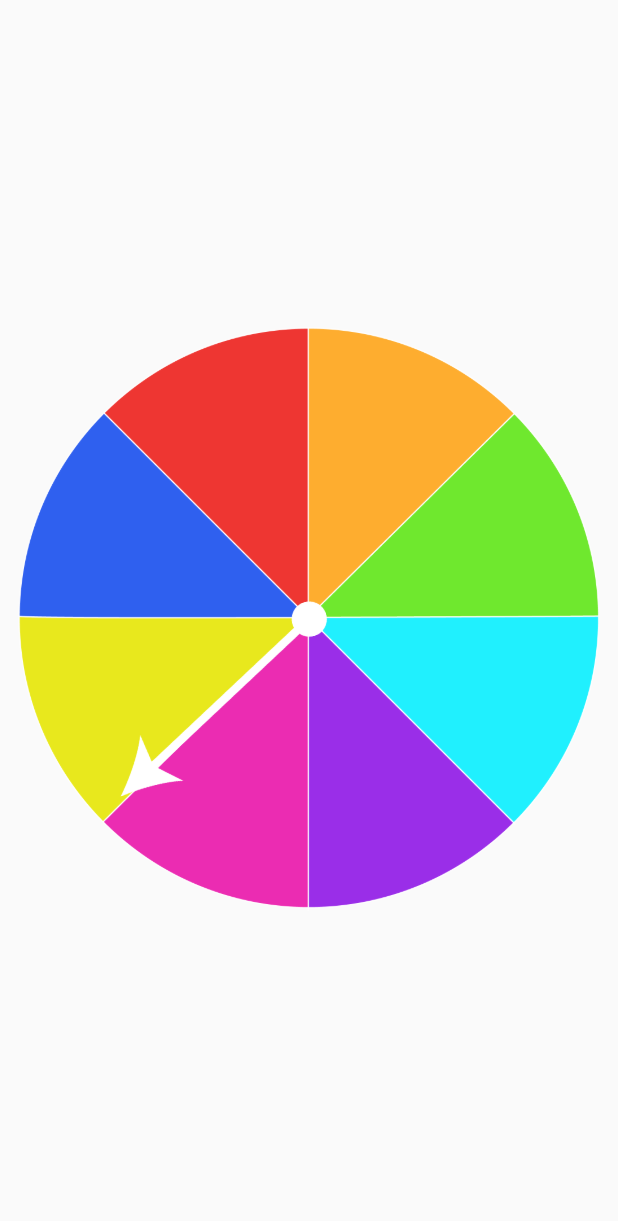
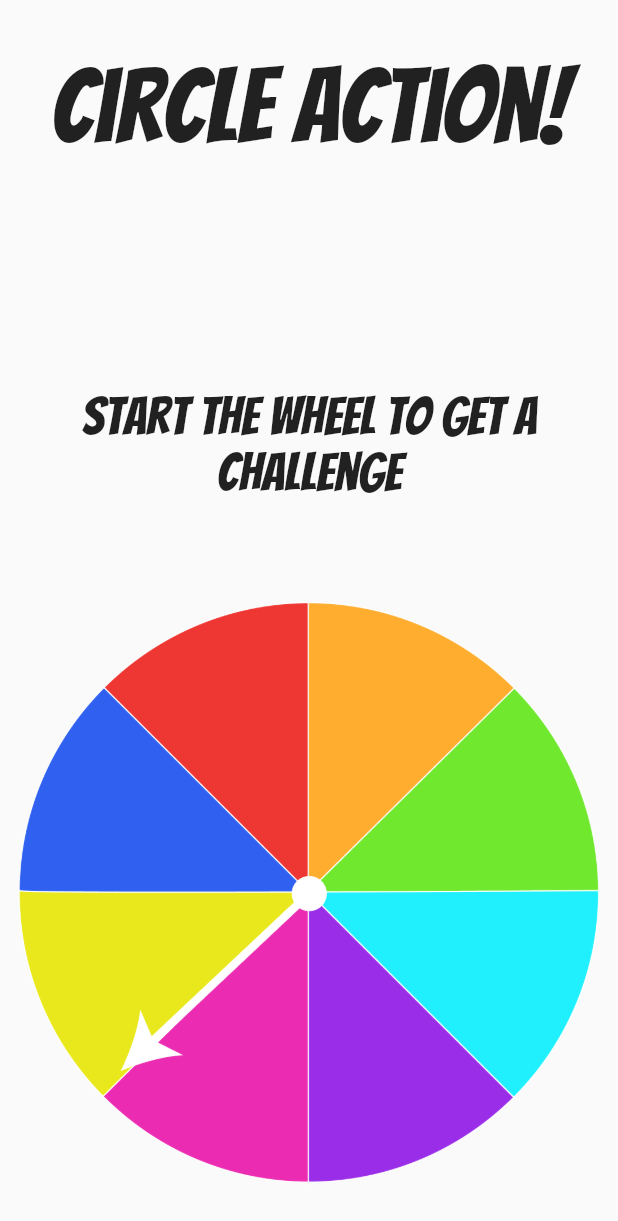
Before and after one commit to MarcelALng/Circle_Action_2021, a Flutter app: the screen it shows after launch, on a phone screen of 412 x 824 dp. Shown: the top 1221 px of the screen. Run offline on Flutter 3.47's test engine with Material 2 defaults, Android fonts, the light colour scheme and no system bars; our stand-ins replace google_fonts.

Commit message:
[Screen Home] add text ok

```diff
--- a/lib/screens/home_screen.dart
+++ b/lib/screens/home_screen.dart
@@ -1,5 +1,6 @@
 import 'package:circle_action2021/controllers/action_controller.dart';
 import 'package:flutter/material.dart';
+import 'package:google_fonts/google_fonts.dart';
 
 class HomeScreen extends StatefulWidget {
   HomeScreen({Key key}) : super(key: key);
@@ -33,15 +34,30 @@ class _HomeScreenState extends State<HomeScreen>
   @override
   Widget build(BuildContext context) {
     return Scaffold(
-      body: Container(
+      body: Column(
+        mainAxisAlignment: MainAxisAlignment.spaceAround,
+        children: [
+          Text(
+            "Circle Action!",
+            style: GoogleFonts.bangers(fontSize: 70.0),
+          ),
+          SizedBox(
+            height: 20.0,
+          ),
+          Text(
+            "Start the wheel to get a challenge",
+            style: GoogleFonts.bangers(fontSize: 35.0),
+            textAlign: TextAlign.center,
+          ),
+          Container(
             alignment: Alignment.center,
             margin: EdgeInsets.symmetric(horizontal: 10.0),
             child: Stack(
               children: <Widget>[
                 Image.asset('assets/wheel.png'),
                 RotationTransition(
-              turns:
-                  Tween(begin: _animBegin, end: _animEnd).animate(_animation),
+                  turns: Tween(begin: _animBegin, end: _animEnd)
+                      .animate(_animation),
                   child: GestureDetector(
                     onTap: () {
                       _animationController.forward();
@@ -64,6 +80,8 @@ class _HomeScreenState extends State<HomeScreen>
               ],
             ),
           ),
+        ],
+      ),
     );
   }
 }
--- a/pubspec.yaml
+++ b/pubspec.yaml
@@ -18,6 +18,7 @@ dependencies:
   # The following adds the Cupertino Icons font to your application.
   # Use with the CupertinoIcons class for iOS style icons.
   cupertino_icons: ^1.0.2
+  google_fonts: ^2.0.0
 
 dev_dependencies:
   flutter_test:
```
Also changed, not shown: pubspec.lock, 9 other files. Lines whose indentation alone changed are shown as unchanged.
